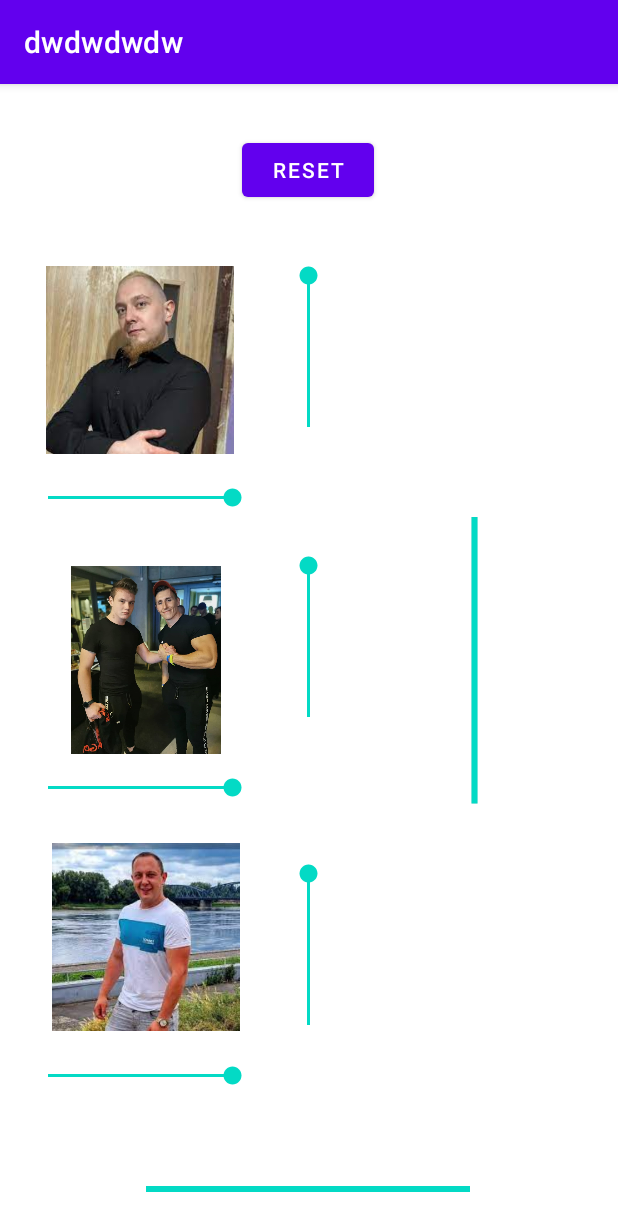
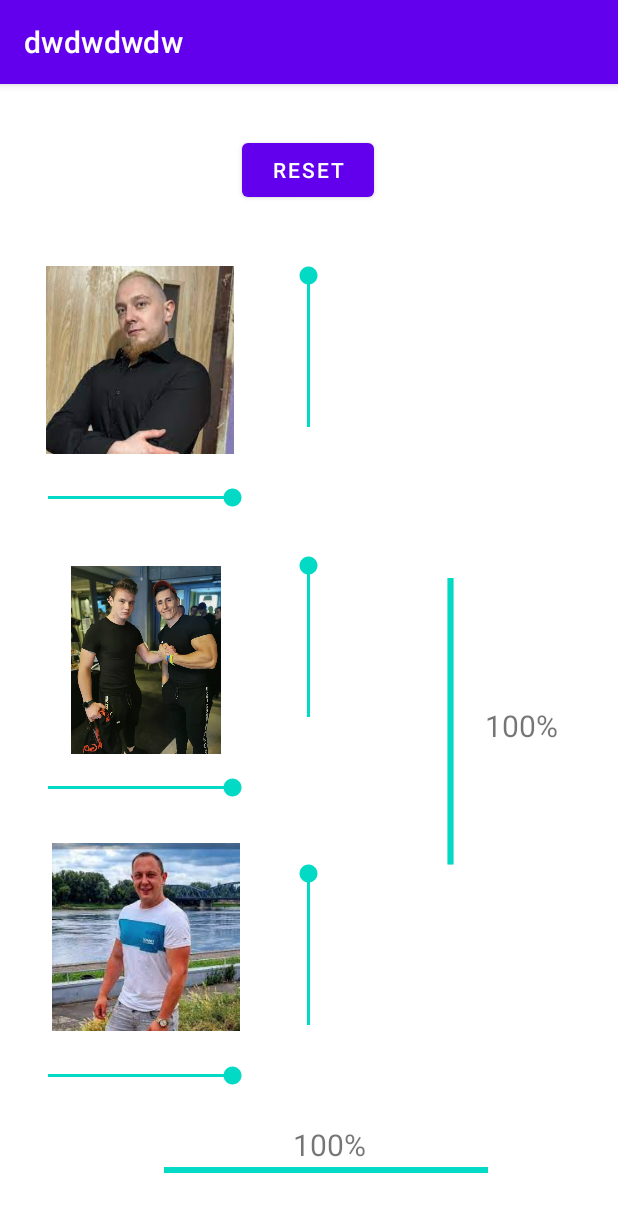
Before and after one commit to dawidrzuk/mojbilne, an Android app: the screen it shows after launch (MainActivity), after a tap on "RESET", on a phone screen of 412 x 824 dp. Shown: the top 1231 px of the screen. Run offline under Robolectric (Android 15) with nearby library versions, the phone set to English and light mode, and no system bars.

Commit message:
wysokosc + szeorkosc wszystkich zdj + % jako tekst

```diff
--- a/app/src/main/java/com/example/dwdwdwdw/MainActivity.kt
+++ b/app/src/main/java/com/example/dwdwdwdw/MainActivity.kt
@@ -6,6 +6,7 @@ import android.widget.Button
 import android.widget.ImageView
 import android.widget.ProgressBar
 import android.widget.SeekBar
+import android.widget.TextView
 
 class MainActivity : AppCompatActivity() {
     override fun onCreate(savedInstanceState: Bundle?) {
@@ -22,7 +23,8 @@ class MainActivity : AppCompatActivity() {
         val sb3dlug = findViewById<SeekBar>(R.id.seekBar7)
         val pb2 = findViewById<ProgressBar>(R.id.progressBar)
         val pb1 = findViewById<ProgressBar>(R.id.progressBar2)
-
+        val textv = findViewById<TextView>(R.id.textView)
+        val textv2 = findViewById<TextView>(R.id.textView2)
         val but = findViewById<Button>(R.id.button)
 
         but.setOnClickListener {
@@ -37,7 +39,12 @@ class MainActivity : AppCompatActivity() {
 
             fun ChangeProgressBarValueVertical(seekbar1: SeekBar, progressBar: ProgressBar){
                 progressBar.progress = (seekbar1.progress);
+                textv.text = progressBar.progress.toString() + "%";
             }
+        fun ChangeProgressBarValueHorizontal(seekbar1: SeekBar, progressBar: ProgressBar){
+            progressBar.progress = (seekbar1.progress);
+            textv2.text = progressBar.progress.toString() + "%";
+        }
             sb1dlug.setOnSeekBarChangeListener(object : SeekBar.OnSeekBarChangeListener {
                 override fun onProgressChanged(seekBar: SeekBar, progress: Int, fromUser: Boolean) {
                     obraz1.scaleY = progress / 100f
@@ -71,14 +78,11 @@ class MainActivity : AppCompatActivity() {
             override fun onStopTrackingTouch(p0: SeekBar) {}
 
         })
-        fun ChangeProgressBarValueHorizontal(seekbar1: SeekBar, progressBar: ProgressBar){
-            progressBar.progress = (seekbar1.progress);
-        }
         sb1szer.setOnSeekBarChangeListener(object : SeekBar.OnSeekBarChangeListener {
             override fun onProgressChanged(seekBar: SeekBar, progress: Int, fromUser: Boolean) {
                 obraz1.scaleX = progress / 100f
 
-                ChangeProgressBarValueVertical(sb1szer, pb2)
+                ChangeProgressBarValueHorizontal(sb1szer, pb2)
             }
 
             override fun onStartTrackingTouch(p0: SeekBar) {}
@@ -89,7 +93,7 @@ class MainActivity : AppCompatActivity() {
             override fun onProgressChanged(seekBar: SeekBar, progress: Int, fromUser: Boolean) {
                 obraz2.scaleX = progress / 100f
 
-                ChangeProgressBarValueVertical(sb2szer, pb2)
+                ChangeProgressBarValueHorizontal(sb2szer, pb2)
             }
 
             override fun onStartTrackingTouch(p0: SeekBar) {}
@@ -100,7 +104,7 @@ class MainActivity : AppCompatActivity() {
             override fun onProgressChanged(seekBar: SeekBar, progress: Int, fromUser: Boolean) {
                 obraz3.scaleX = progress / 100f
 
-                ChangeProgressBarValueVertical(sb3szer, pb2)
+                ChangeProgressBarValueHorizontal(sb3szer, pb2)
             }
 
             override fun onStartTrackingTouch(p0: SeekBar) {}
--- a/app/src/main/res/layout/activity_main.xml
+++ b/app/src/main/res/layout/activity_main.xml
@@ -129,10 +129,10 @@
         android:layout_height="29dp"
         app:layout_constraintBottom_toBottomOf="parent"
         app:layout_constraintEnd_toEndOf="parent"
-        app:layout_constraintHorizontal_bias="0.497"
+        app:layout_constraintHorizontal_bias="0.558"
         app:layout_constraintStart_toStartOf="parent"
         app:layout_constraintTop_toTopOf="parent"
-        app:layout_constraintVertical_bias="0.977" />
+        app:layout_constraintVertical_bias="0.96" />
 
     <ProgressBar
         android:id="@+id/progressBar2"
@@ -142,8 +142,33 @@
         android:rotation="-90"
         app:layout_constraintBottom_toBottomOf="parent"
         app:layout_constraintEnd_toEndOf="parent"
-        app:layout_constraintHorizontal_bias="1.0"
+        app:layout_constraintHorizontal_bias="0.927"
         app:layout_constraintStart_toStartOf="parent"
-        app:layout_constraintTop_toTopOf="parent" />
+        app:layout_constraintTop_toTopOf="parent"
+        app:layout_constraintVertical_bias="0.553" />
+
+    <TextView
+        android:id="@+id/textView"
+        android:layout_width="wrap_content"
+        android:layout_height="wrap_content"
+        android:textSize="20sp"
+        app:layout_constraintBottom_toBottomOf="parent"
+        app:layout_constraintEnd_toEndOf="parent"
+        app:layout_constraintHorizontal_bias="0.89"
+        app:layout_constraintStart_toStartOf="parent"
+        app:layout_constraintTop_toTopOf="parent"
+        app:layout_constraintVertical_bias="0.559" />
+
+    <TextView
+        android:id="@+id/textView2"
+        android:layout_width="wrap_content"
+        android:layout_height="wrap_content"
+        android:textSize="20sp"
+        app:layout_constraintBottom_toBottomOf="parent"
+        app:layout_constraintEnd_toEndOf="parent"
+        app:layout_constraintHorizontal_bias="0.538"
+        app:layout_constraintStart_toStartOf="parent"
+        app:layout_constraintTop_toTopOf="parent"
+        app:layout_constraintVertical_bias="0.936" />
 
 </androidx.constraintlayout.widget.ConstraintLayout>
```
